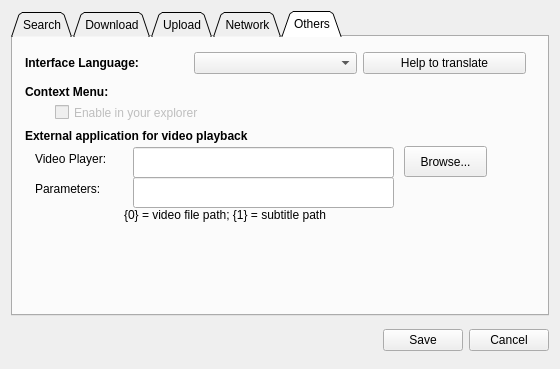
This is gui/preferences.ui in subdownloader/subdownloader as Qt 5 draws it before an edit. The edited form follows.
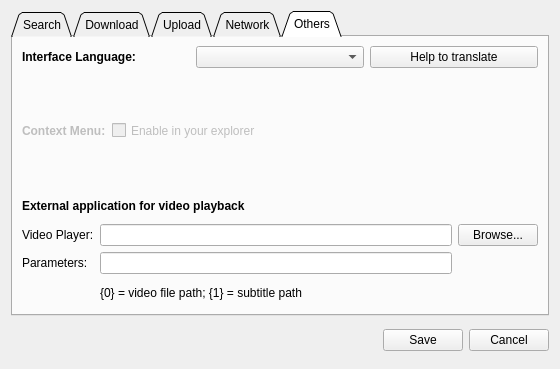
This is the edited form. The open tabs and pages were chosen to show the change.

Commit message: now GUI takes care of --video , --user and --password options

Patch:
```diff
--- a/gui/preferences.ui
+++ b/gui/preferences.ui
@@ -395,14 +395,40 @@
       <attribute name="title" >
        <string>Others</string>
       </attribute>
+      <layout class="QVBoxLayout" name="verticalLayout_3" >
+       <item>
+        <layout class="QHBoxLayout" name="horizontalLayout" >
+         <item>
+          <widget class="QLabel" name="label_61" >
+           <property name="font" >
+            <font>
+             <weight>75</weight>
+             <bold>true</bold>
+            </font>
+           </property>
+           <property name="text" >
+            <string>Interface Language:</string>
+           </property>
+          </widget>
+         </item>
+         <item>
+          <widget class="QComboBox" name="optionInterfaceLanguage" />
+         </item>
+         <item>
+          <widget class="QPushButton" name="helpTranslateButton" >
+           <property name="text" >
+            <string>Help to translate</string>
+           </property>
+          </widget>
+         </item>
+        </layout>
+       </item>
+       <item>
+        <layout class="QHBoxLayout" name="horizontalLayout_5" >
+         <item>
       <widget class="QLabel" name="label_62" >
-       <property name="geometry" >
-        <rect>
-         <x>12</x>
-         <y>40</y>
-         <width>177</width>
-         <height>29</height>
-        </rect>
+           <property name="enabled" >
+            <bool>false</bool>
        </property>
        <property name="font" >
         <font>
@@ -414,109 +440,12 @@
         <string>Context Menu:</string>
        </property>
       </widget>
-      <widget class="QLabel" name="label_63" >
-       <property name="geometry" >
-        <rect>
-         <x>12</x>
-         <y>90</y>
-         <width>311</width>
-         <height>18</height>
-        </rect>
-       </property>
-       <property name="font" >
-        <font>
-         <weight>75</weight>
-         <bold>true</bold>
-        </font>
-       </property>
-       <property name="text" >
-        <string>External application for video playback</string>
-       </property>
-      </widget>
-      <widget class="QLineEdit" name="optionVideoAppParams" >
-       <property name="geometry" >
-        <rect>
-         <x>120</x>
-         <y>140</y>
-         <width>261</width>
-         <height>31</height>
-        </rect>
-       </property>
-      </widget>
-      <widget class="QPushButton" name="optionVideoAppChooseLocation" >
-       <property name="geometry" >
-        <rect>
-         <x>391</x>
-         <y>109</y>
-         <width>83</width>
-         <height>31</height>
-        </rect>
-       </property>
-       <property name="text" >
-        <string>Browse...</string>
-       </property>
-      </widget>
-      <widget class="QLineEdit" name="optionVideoAppLocation" >
-       <property name="geometry" >
-        <rect>
-         <x>120</x>
-         <y>110</y>
-         <width>261</width>
-         <height>31</height>
-        </rect>
-       </property>
-      </widget>
-      <widget class="QLabel" name="label_65" >
-       <property name="geometry" >
-        <rect>
-         <x>111</x>
-         <y>169</y>
-         <width>301</width>
-         <height>18</height>
-        </rect>
-       </property>
-       <property name="text" >
-        <string>{0} = video file path; {1} = subtitle path</string>
-       </property>
-      </widget>
-      <widget class="QLabel" name="label_66" >
-       <property name="geometry" >
-        <rect>
-         <x>22</x>
-         <y>140</y>
-         <width>81</width>
-         <height>23</height>
-        </rect>
-       </property>
-       <property name="text" >
-        <string>Parameters:</string>
-       </property>
-      </widget>
-      <widget class="QLabel" name="label_67" >
-       <property name="geometry" >
-        <rect>
-         <x>22</x>
-         <y>110</y>
-         <width>91</width>
-         <height>23</height>
-        </rect>
-       </property>
-       <property name="text" >
-        <string>Video Player:</string>
-       </property>
-      </widget>
+         </item>
+         <item>
       <widget class="QCheckBox" name="optionIntegrationExplorer" >
        <property name="enabled" >
         <bool>false</bool>
        </property>
-       <property name="geometry" >
-        <rect>
-         <x>42</x>
-         <y>60</y>
-         <width>277</width>
-         <height>31</height>
-        </rect>
-       </property>
        <property name="sizePolicy" >
         <sizepolicy vsizetype="Preferred" hsizetype="Maximum" >
          <horstretch>0</horstretch>
@@ -533,18 +462,26 @@
         <string>Enable in your explorer</string>
        </property>
       </widget>
-      <widget class="QWidget" name="layoutWidget" >
-       <property name="geometry" >
-        <rect>
-         <x>12</x>
-         <y>10</y>
-         <width>501</width>
-         <height>32</height>
-        </rect>
-       </property>
-       <layout class="QHBoxLayout" name="horizontalLayout" >
+         </item>
+         <item>
+          <spacer name="horizontalSpacer" >
+           <property name="orientation" >
+            <enum>Qt::Horizontal</enum>
+           </property>
+           <property name="sizeHint" stdset="0" >
+            <size>
+             <width>40</width>
+             <height>20</height>
+            </size>
+           </property>
+          </spacer>
+         </item>
+        </layout>
+       </item>
         <item>
-         <widget class="QLabel" name="label_61" >
+        <layout class="QGridLayout" name="gridLayout_4" >
+         <item row="0" column="0" colspan="2" >
+          <widget class="QLabel" name="label_63" >
           <property name="font" >
            <font>
             <weight>75</weight>
@@ -552,22 +489,47 @@
            </font>
           </property>
           <property name="text" >
-           <string>Interface Language:</string>
+            <string>External application for video playback</string>
           </property>
          </widget>
         </item>
-        <item>
-         <widget class="QComboBox" name="optionInterfaceLanguage" />
-        </item>
-        <item>
-         <widget class="QPushButton" name="helpTranslateButton" >
+         <item row="1" column="0" >
+          <widget class="QLabel" name="label_67" >
+           <property name="text" >
+            <string>Video Player:</string>
+           </property>
+          </widget>
+         </item>
+         <item row="1" column="1" >
+          <widget class="QLineEdit" name="optionVideoAppLocation" />
+         </item>
+         <item row="1" column="2" >
+          <widget class="QPushButton" name="optionVideoAppChooseLocation" >
           <property name="text" >
-           <string>Help to translate</string>
+            <string>Browse...</string>
           </property>
          </widget>
         </item>
-       </layout>
-      </widget>
+         <item row="2" column="0" >
+          <widget class="QLabel" name="label_66" >
+           <property name="text" >
+            <string>Parameters:</string>
+           </property>
+          </widget>
+         </item>
+         <item row="2" column="1" >
+          <widget class="QLineEdit" name="optionVideoAppParams" />
+         </item>
+         <item row="3" column="1" colspan="2" >
+          <widget class="QLabel" name="label_65" >
+           <property name="text" >
+            <string>{0} = video file path; {1} = subtitle path</string>
+           </property>
+          </widget>
+         </item>
+        </layout>
+       </item>
+      </layout>
      </widget>
     </widget>
    </item>
```
Left out of the diff: 206 changed lines with no effect on the pictures. Lines whose indentation alone changed are shown as unchanged. The commit also changes 7 other files.
